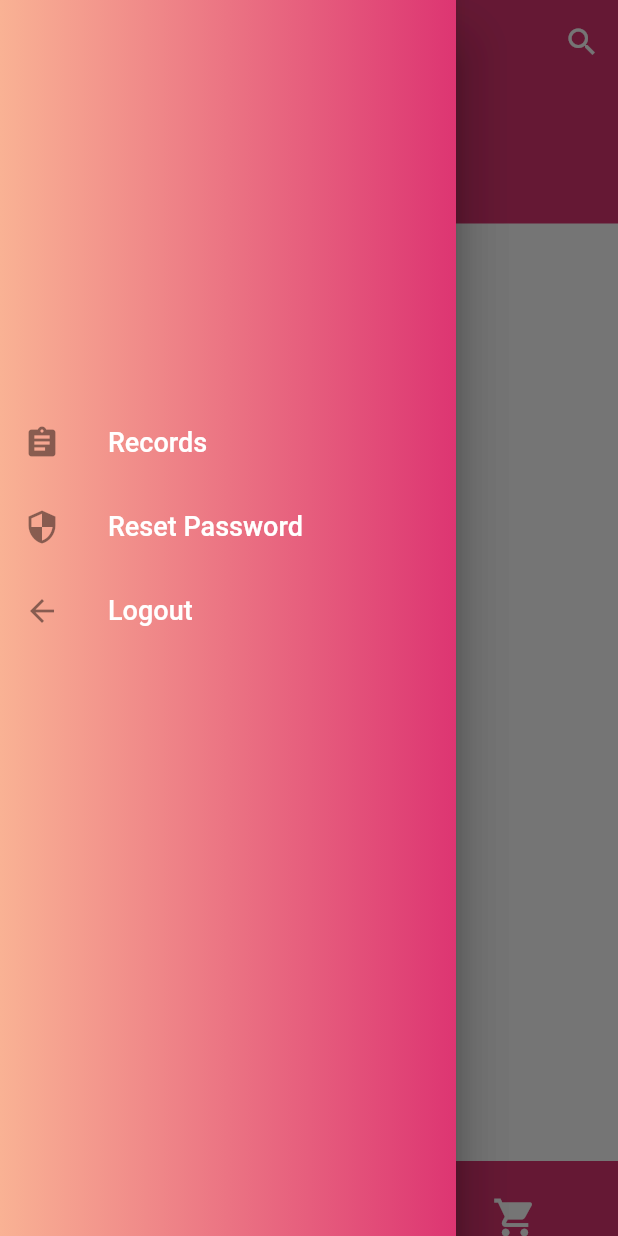
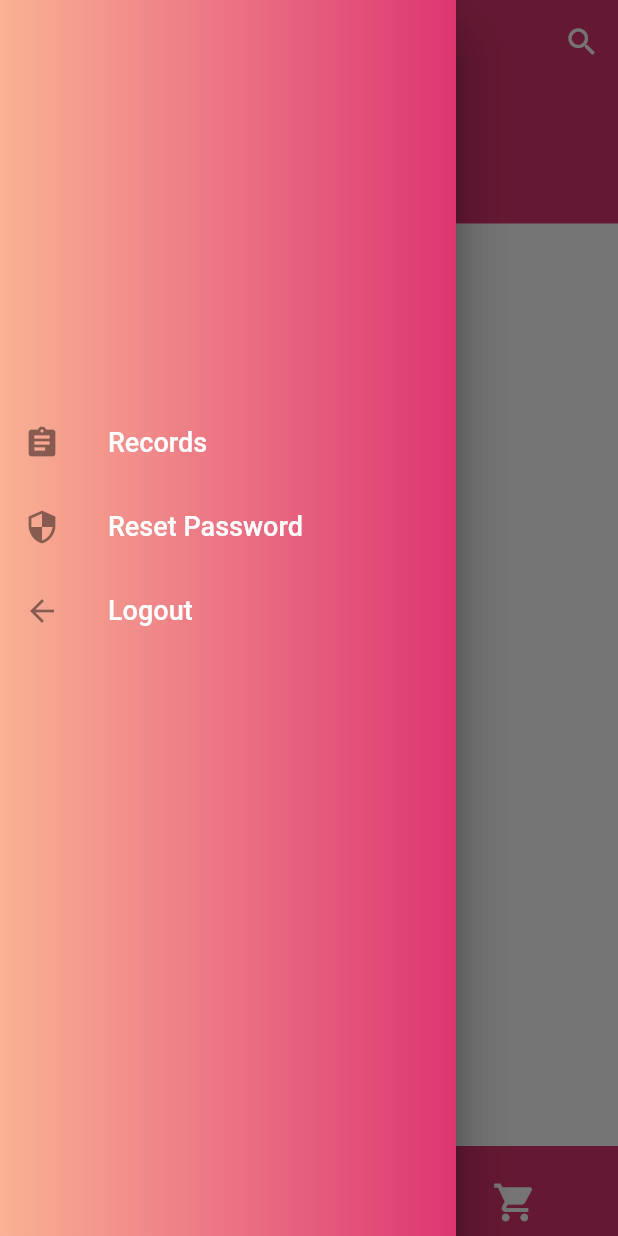
Before and after one commit to Afridee/Resto, a Flutter app: the dailyNeedsPage screen opened directly, with the side drawer open, on a phone screen of 412 x 824 dp. Run offline on Flutter 3.47's test engine with Material 2 defaults, Android fonts, the phone set to English and light mode, and no system bars; drawn by our look-alikes of curved_navigation_bar; our stand-ins replace auto_size_text, cloud_firestore, connectivity, firebase_auth, modal_progress_hud, simple_animations and 2 more; missing offline and left inert: flutter_rounded_date_picker; accounts and stored records are empty.

Commit message:
Final Product

```diff
--- a/lib/Screens/Supplies_page.dart
+++ b/lib/Screens/Supplies_page.dart
@@ -96,7 +96,7 @@ class _suppliesPageState extends State<suppliesPage> {
                 padding: EdgeInsets.only(left: 25.0, right: 20.0),
                 children: <Widget>[
                   Padding(
-                    padding: EdgeInsets.only(top: 30.0),
+                    padding: EdgeInsets.only(top: 20.0),
                     child: Container(
                       height: MediaQuery.of(context).size.height - 280.0,
                       child: StreamBuilder(
--- a/lib/Screens/daily_needs_page.dart
+++ b/lib/Screens/daily_needs_page.dart
@@ -173,9 +173,9 @@ class _dailyNeedsPageState extends State<dailyNeedsPage> {
                       padding: EdgeInsets.only(left: 25.0, right: 20.0),
                       children: <Widget>[
                         Padding(
-                            padding: EdgeInsets.only(top: 45.0),
+                            padding: EdgeInsets.only(top: 20.0),
                             child: Container(
-                                height: MediaQuery.of(context).size.height - 300.0,
+                                height: MediaQuery.of(context).size.height - 280.0,
                                 child: StreamBuilder(
                                   stream: Firestore.instance
                                       .collection('users/'+userID+'/dailyNeeds')
@@ -280,7 +280,7 @@ class _dailyNeedsPageState extends State<dailyNeedsPage> {
           color: Color(0xffdd3572),
           backgroundColor: Colors.white,
           buttonBackgroundColor: Color(0xfff9b294),
-          height: 50,
+          height: 60,
           items: <Widget>[
             Icon(Icons.library_add, size: 30, color: Colors.white),
             Icon(Icons.account_circle, size: 30, color: Colors.white),
```
